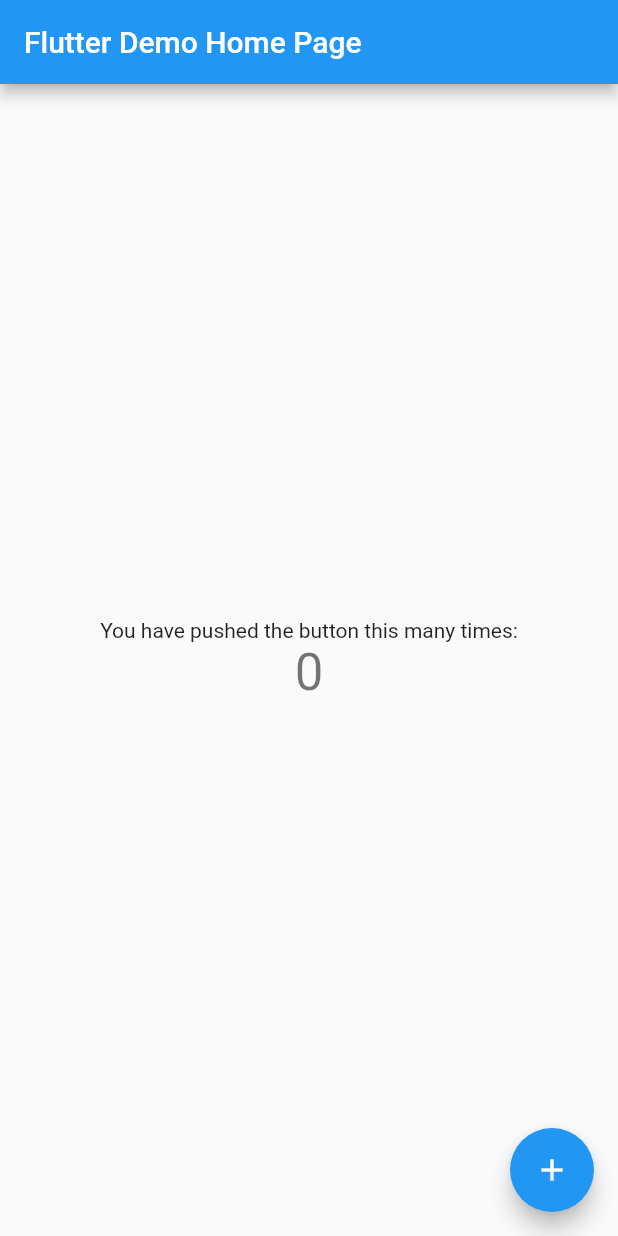
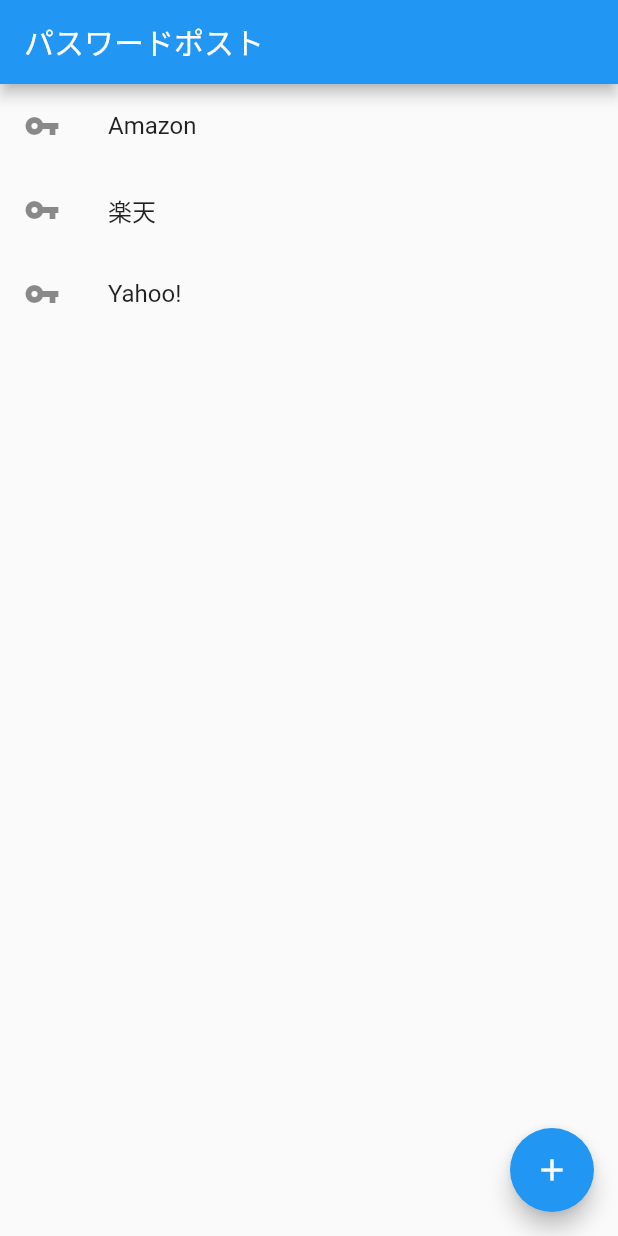
Before and after one commit to sh1okoh/flutter_sandbox, a Flutter app: the screen it shows after launch, on a phone screen of 412 x 824 dp. Run offline on Flutter 3.47's test engine with Material 2 defaults, Android fonts, the phone set to English and light mode, and no system bars.

Commit message:
refactor: widget

```diff
--- a/flutter_application_1/lib/main.dart
+++ b/flutter_application_1/lib/main.dart
@@ -37,25 +37,29 @@ class _MyHomePageState extends State<MyHomePage> {
     });
   }
 
+
+
   @override
   Widget build(BuildContext context) {
     return Scaffold(
       appBar: AppBar(
-        title: Text(widget.title),
+        title: Text('パスワードポスト'),
       ),
-      body: Center(
-        child: Column(
-          mainAxisAlignment: MainAxisAlignment.center,
-          children: <Widget>[
-            const Text(
-              'You have pushed the button this many times:',
-            ),
-            Text(
-              '$_counter',
-              style: Theme.of(context).textTheme.headline4,
-            ),
-          ],
-        ),
+      body: ListView(
+        children: [
+          ListTile(
+            leading: Icon(Icons.vpn_key),
+            title: Text('Amazon'),
+          ),
+          ListTile(
+            leading: Icon(Icons.vpn_key),
+            title: Text('楽天')
+          ),
+          ListTile(
+            leading: Icon(Icons.vpn_key),
+            title: Text('Yahoo!')
+          )
+        ],
       ),
       floatingActionButton: FloatingActionButton(
         onPressed: _incrementCounter,
@@ -66,8 +70,6 @@ class _MyHomePageState extends State<MyHomePage> {
   }
 }
 
-// todo ホーム画面のタイトル変更
-// todo リストを表示
 // todo リスト間に区切り線を表示
 // todo リスト表示を同的に
 // todo フローアクションボタンをタップ時に、リストを一つ追加表示
```
